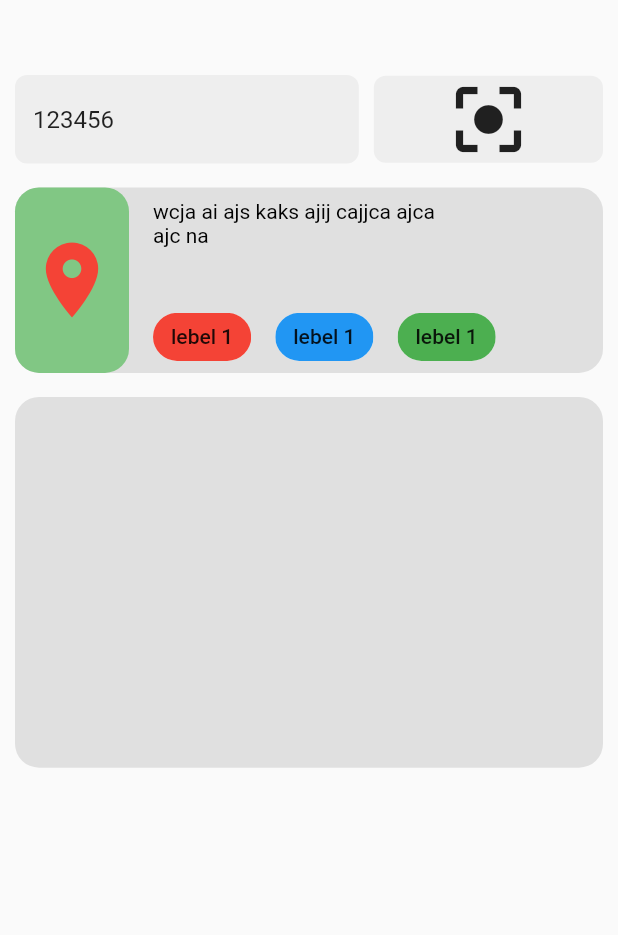
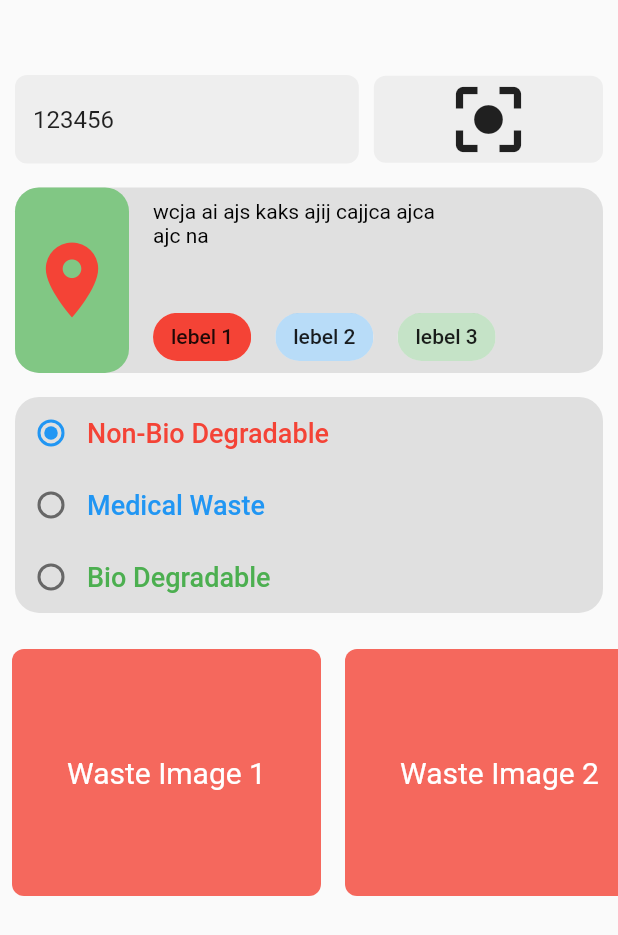
Before and after one commit to jddeep/BinMe, a Flutter app: the DustSelectionPage screen opened directly, on a phone screen of 412 x 824 dp. Shown: the top 935 px of the screen. Run offline on Flutter 3.47's test engine with Material 2 defaults, Android fonts, the phone set to English and light mode, and no system bars; our stand-ins replace google_maps_flutter, location; missing offline and left inert: qr_code_scanner.

Commit message:
Add some ui in dart selection page

```diff
--- a/lib/screens/dustSelection/dustSelectionPage.dart
+++ b/lib/screens/dustSelection/dustSelectionPage.dart
@@ -5,28 +5,39 @@ import '../QrViewPage.dart';
 
 class DustSelectionPage extends StatefulWidget {
   final String dustCode;
-  DustSelectionPage({@required this.dustCode});
+  final int dustbinType;
+  DustSelectionPage({@required this.dustCode, @required this.dustbinType});
   @override
   _DustSelectionPageState createState() => _DustSelectionPageState();
 }
 
 class _DustSelectionPageState extends State<DustSelectionPage> {
   TextEditingController _editingController = TextEditingController();
+  int _dustType;
+
+  List<int> _selectedWasteImages = [];
+
   @override
   void initState() {
     super.initState();
     _editingController = TextEditingController(text: widget.dustCode ?? "");
+    _dustType = widget.dustbinType;
   }
 
   @override
   Widget build(BuildContext context) {
     return Scaffold(
       body: Container(
-        padding: const EdgeInsets.only(top: 50.0, left: 10.0, right: 10.0),
+        padding: const EdgeInsets.only(
+          top: 50.0,
+        ),
         child: SingleChildScrollView(
           child: Column(
+            crossAxisAlignment: CrossAxisAlignment.start,
             children: [
-              Row(
+              Padding(
+                padding: const EdgeInsets.only(left: 10.0, right: 10.0),
+                child: Row(
                   mainAxisAlignment: MainAxisAlignment.spaceBetween,
                   children: [
                     Flexible(
@@ -39,10 +50,12 @@ class _DustSelectionPageState extends State<DustSelectionPage> {
                           hintText: "Enter dustbin no.",
                           enabledBorder: OutlineInputBorder(
                               borderRadius: BorderRadius.circular(8.0),
-                            borderSide: BorderSide(color: Colors.transparent)),
+                              borderSide:
+                                  BorderSide(color: Colors.transparent)),
                           focusedBorder: OutlineInputBorder(
                               borderRadius: BorderRadius.circular(8.0),
-                            borderSide: BorderSide(color: Colors.transparent)),
+                              borderSide:
+                                  BorderSide(color: Colors.transparent)),
                           fillColor: Colors.grey[200],
                           filled: true,
                           border: OutlineInputBorder(
@@ -86,20 +99,25 @@ class _DustSelectionPageState extends State<DustSelectionPage> {
                     )
                   ],
                 ),
+              ),
               SizedBox(
                 height: 16.0,
               ),
-              addressContainer(),
+              Padding(
+                padding: const EdgeInsets.only(left: 10.0, right: 10.0),
+                child: addressContainer(dustbinType: widget.dustbinType),
+              ),
               SizedBox(
                 height: 16.0,
               ),
-              Container(
-                decoration: BoxDecoration(
-                  color: Colors.grey[300],
-                  borderRadius: BorderRadius.circular(16.0),
+              Padding(
+                padding: const EdgeInsets.only(left: 10.0, right: 10.0),
+                child: selectionContainer(),
               ),
-                height: MediaQuery.of(context).size.height * 0.3,
-              )
+              SizedBox(
+                height: 16.0,
+              ),
+              dustSubTypeContainer(dustType: _dustType ?? widget.dustbinType),
             ],
           ),
         ),
@@ -107,7 +125,7 @@ class _DustSelectionPageState extends State<DustSelectionPage> {
     );
   }
 
-  Widget addressContainer() {
+  Widget addressContainer({@required int dustbinType}) {
     return Container(
       decoration: BoxDecoration(
           color: Colors.grey[300], borderRadius: BorderRadius.circular(16.0)),
@@ -159,25 +177,29 @@ class _DustSelectionPageState extends State<DustSelectionPage> {
                       padding: const EdgeInsets.only(right: 8.0),
                       child: Chip(
                           label: Text("lebel 1"),
-                        backgroundColor: Colors.red,
-                      ),
+                          backgroundColor: dustbinType == 1
+                              ? Colors.red
+                              : Colors.red.withOpacity(0.3)),
                     ),
                     Padding(
                       padding: const EdgeInsets.symmetric(horizontal: 8.0),
                       child: Chip(
-                        label: Text("lebel 1"),
-                        backgroundColor: Colors.blue,
-                      ),
+                          label: Text("lebel 2"),
+                          backgroundColor: dustbinType == 2
+                              ? Colors.blue
+                              : Colors.blue.withOpacity(0.3)),
                     ),
                     Padding(
                       padding: const EdgeInsets.symmetric(horizontal: 8.0),
                       child: Chip(
-                        label: Text("lebel 1"),
-                        backgroundColor: Colors.green,
+                        label: Text("lebel 3"),
+                        backgroundColor: dustbinType == 3
+                            ? Colors.green
+                            : Colors.green.withOpacity(0.3),
                       ),
                     ),
                   ],
-                )
+                ),
               ],
             ),
           ),
@@ -186,4 +208,162 @@ class _DustSelectionPageState extends State<DustSelectionPage> {
       ),
     );
   }
+
+  Widget selectionContainer() {
+    return Container(
+      decoration: BoxDecoration(
+        color: Colors.grey[300],
+        borderRadius: BorderRadius.circular(16.0),
+      ),
+      // height: MediaQuery.of(context).size.height * 0.3,
+      child: Column(
+        children: [
+          Row(
+            children: [
+              Radio(
+                value: 1,
+                groupValue: _dustType,
+                onChanged: (val) {
+                  setState(() {
+                    _dustType = val;
+                  });
+                },
+              ),
+              Text(
+                "Non-Bio Degradable",
+                style: TextStyle(
+                    fontSize: 18.0,
+                    color: Colors.red,
+                    fontWeight: FontWeight.w500),
+              ),
+            ],
+          ),
+          Row(
+            children: [
+              Radio(
+                value: 2,
+                groupValue: _dustType,
+                onChanged: (val) {
+                  setState(() {
+                    _dustType = val;
+                  });
+                },
+              ),
+              Text(
+                "Medical Waste",
+                style: TextStyle(
+                    fontSize: 18.0,
+                    color: Colors.blue,
+                    fontWeight: FontWeight.w500),
+              ),
+            ],
+          ),
+          Row(
+            children: [
+              Radio(
+                value: 3,
+                groupValue: _dustType,
+                onChanged: (val) {
+                  setState(() {
+                    _dustType = val;
+                  });
+                },
+              ),
+              Text(
+                "Bio Degradable",
+                style: TextStyle(
+                  fontSize: 18.0,
+                  color: Colors.green,
+                  fontWeight: FontWeight.w500,
+                ),
+              ),
+            ],
+          ),
+        ],
+      ),
+    );
   }
+
+  Widget dustSubTypeContainer({@required dustType}) {
+    return Container(
+      child: SingleChildScrollView(
+        scrollDirection: Axis.horizontal,
+        child: Row(
+          children: List.generate(10, (index) {
+            return Padding(
+              padding: const EdgeInsets.all(8.0),
+              child: InkWell(
+                onTap: () {
+                  setState(() {
+                    if (_selectedWasteImages.contains(index)) {
+                      _selectedWasteImages.remove(index);
+                    } else {
+                      _selectedWasteImages.add(index);
+                    }
+                  });
+                },
+                child: wasteImage(
+                  dustType,
+                  selected: _selectedWasteImages.contains(index),
+                  image: Text(
+                    "Waste Image ${index + 1}",
+                    style: TextStyle(
+                      color: Colors.white,
+                      fontSize: 20.0,
+                    ), //todo: add image here instead of text.
+                  ),
+                ),
+              ),
+            );
+          }),
+        ),
+      ),
+    );
+  }
+
+  Widget wasteImage(/*Image*/ int dustType,
+      {Widget image, bool selected = false}) {
+    Color color;
+    if (dustType == 1) {
+      color = Colors.red.withOpacity(0.8);
+    } else if (dustType == 2) {
+      color = Colors.blue.withOpacity(0.8);
+    } else {
+      color = Colors.green.withOpacity(0.8);
+    }
+    return Stack(
+      children: [
+        Container(
+          //? Image Container
+          height: MediaQuery.of(context).size.height * 0.2,
+          width: MediaQuery.of(context).size.width * 0.5,
+          decoration: BoxDecoration(
+            color: color,
+            borderRadius: BorderRadius.circular(8.0),
+          ),
+          child: Center(
+            child: image ?? Container(),
+          ),
+        ),
+        selected
+            ? Container(
+                //? Image Container
+                height: MediaQuery.of(context).size.height * 0.2,
+                width: MediaQuery.of(context).size.width * 0.5,
+                decoration: BoxDecoration(
+                  color: Colors.purple.withOpacity(0.3),
+                  borderRadius: BorderRadius.circular(8.0),
+                ),
+                child: Center(
+                  child: Icon(
+                    Icons.done,
+                    color: Colors.white,
+                    size: 68.0,
+                  ),
+                ),
+              )
+            : Container(),
+      ],
+    );
+  }
+}
--- a/lib/screens/homePage.dart
+++ b/lib/screens/homePage.dart
@@ -185,6 +185,7 @@ class CustomInnerContent extends StatelessWidget {
                             navigateTo: DustSelectionPage(
                               dustCode:
                                   "123456", //todo: need to be dynamic (fetch from qr code or textfield).
+                              dustbinType: 1, //todo: need to be dynamic (fetch from qr code or textfield)
                             ),
                           ),
                         );
```
Lines whose indentation alone changed are shown as unchanged.
